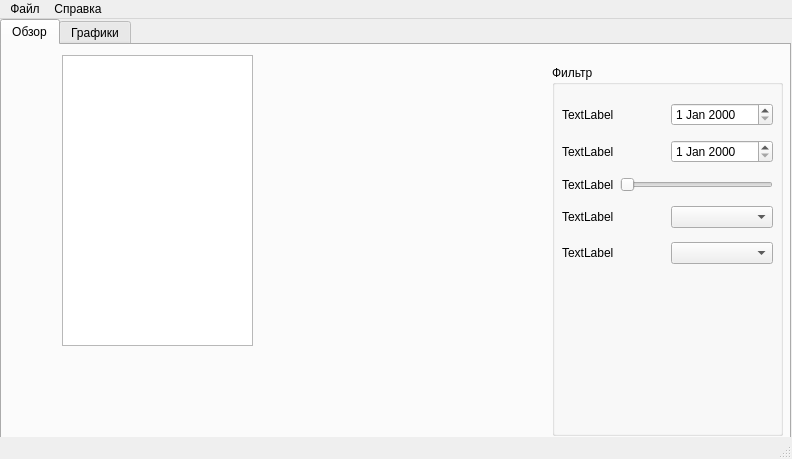
The window that mainwindow.ui (chehoff/Notice) describes before a commit, drawn with Qt 5.
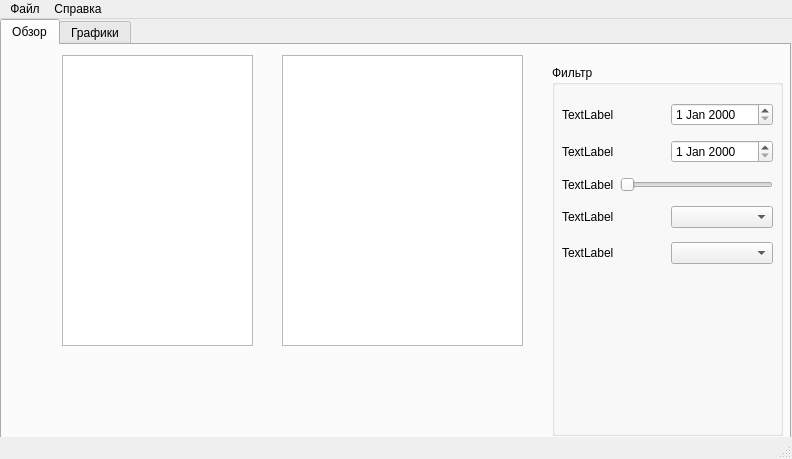
The same window after the commit.

Commit message: Переход на оконный интерфейс и к модели-представлению.

Patch:
```diff
--- a/mainwindow.ui
+++ b/mainwindow.ui
@@ -139,6 +139,16 @@
        </rect>
       </property>
      </widget>
+     <widget class="QTableView" name="tableView">
+      <property name="geometry">
+       <rect>
+        <x>280</x>
+        <y>10</y>
+        <width>241</width>
+        <height>291</height>
+       </rect>
+      </property>
+     </widget>
     </widget>
     <widget class="QWidget" name="tab_2">
      <attribute name="title">
```
The commit also changes 4 other files.
